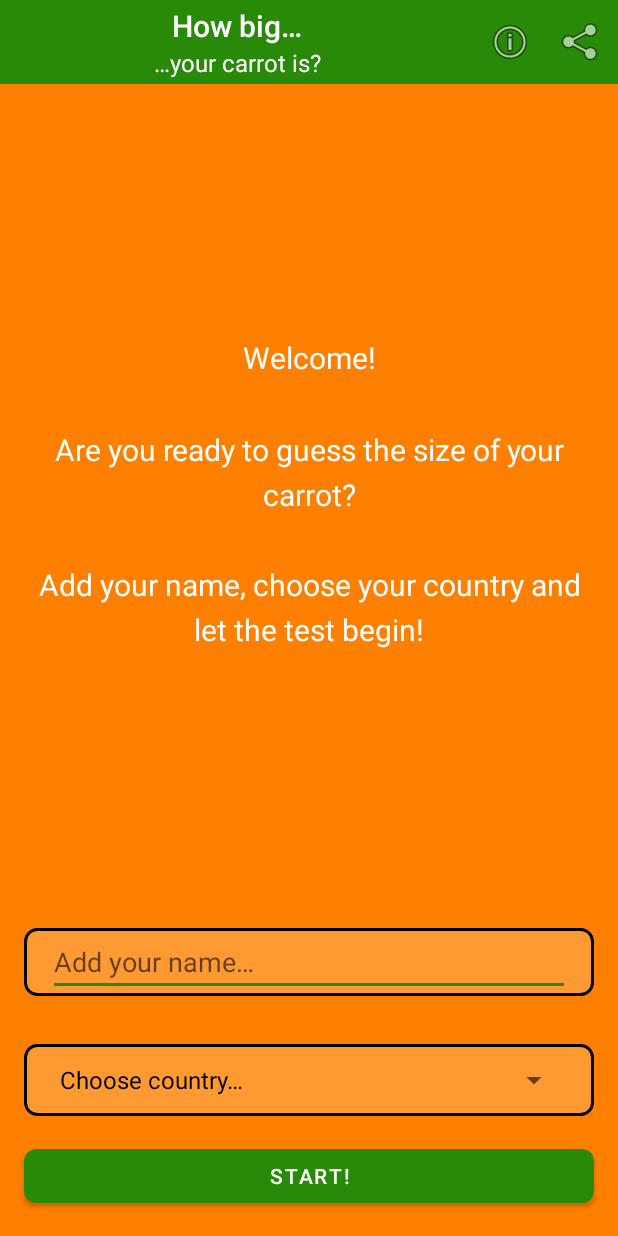
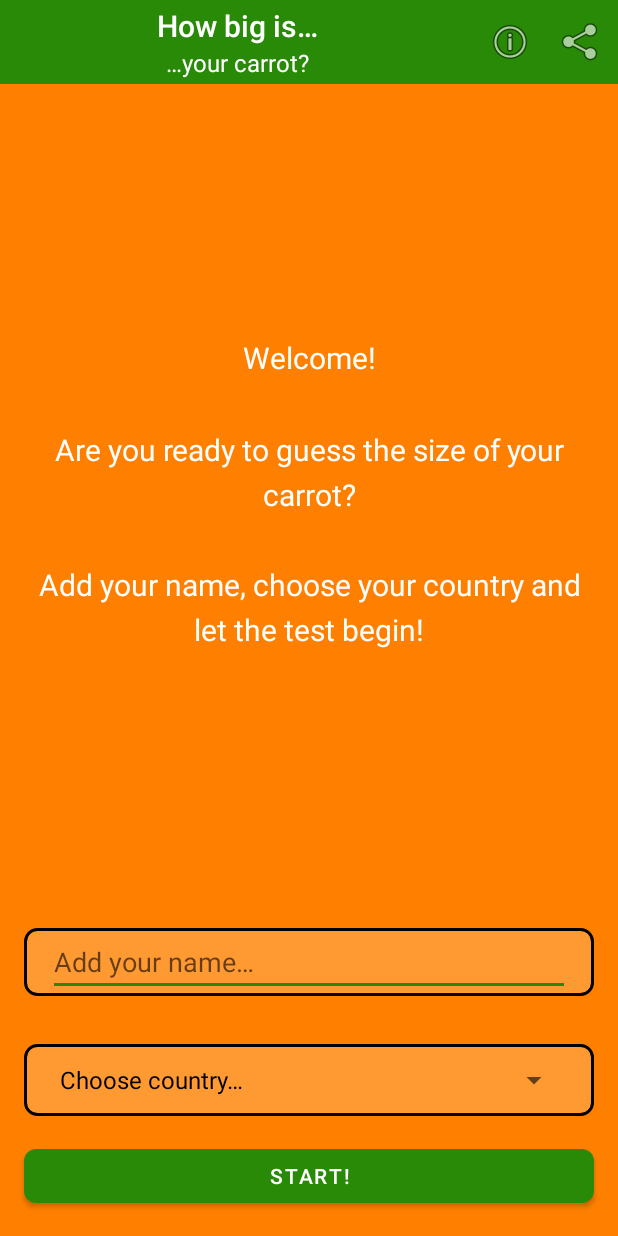
Before and after one commit to rtugores/zanahoria, an Android app: the screen it shows after launch (MainActivity), on a phone screen of 412 x 824 dp. Run offline under Robolectric (Android 15) with nearby library versions, the phone set to English and light mode, and no system bars; our stand-ins replace AdMob.

Commit message:
FIxed English translations.

```diff
--- a/app/src/main/res/values/strings.xml
+++ b/app/src/main/res/values/strings.xml
@@ -3,8 +3,8 @@
     <string name="app_name">How big is it?</string>
     <string name="menu_share">Share</string>
     <string name="menu_info">Information</string>
-    <string name="welcome_headline">How big…</string>
-    <string name="welcome_subline">…your carrot is?</string>
+    <string name="welcome_headline">How big is…</string>
+    <string name="welcome_subline">…your carrot?</string>
     <string name="welcome_text"><![CDATA[<b>Welcome!</b><br><br>Are you ready to guess the size of your carrot?<br><br>Add your name, choose your country and let the test begin!]]></string>
     <string name="welcome_chooser_error">Choose country!</string>
     <string name="start">Start!</string>
```
